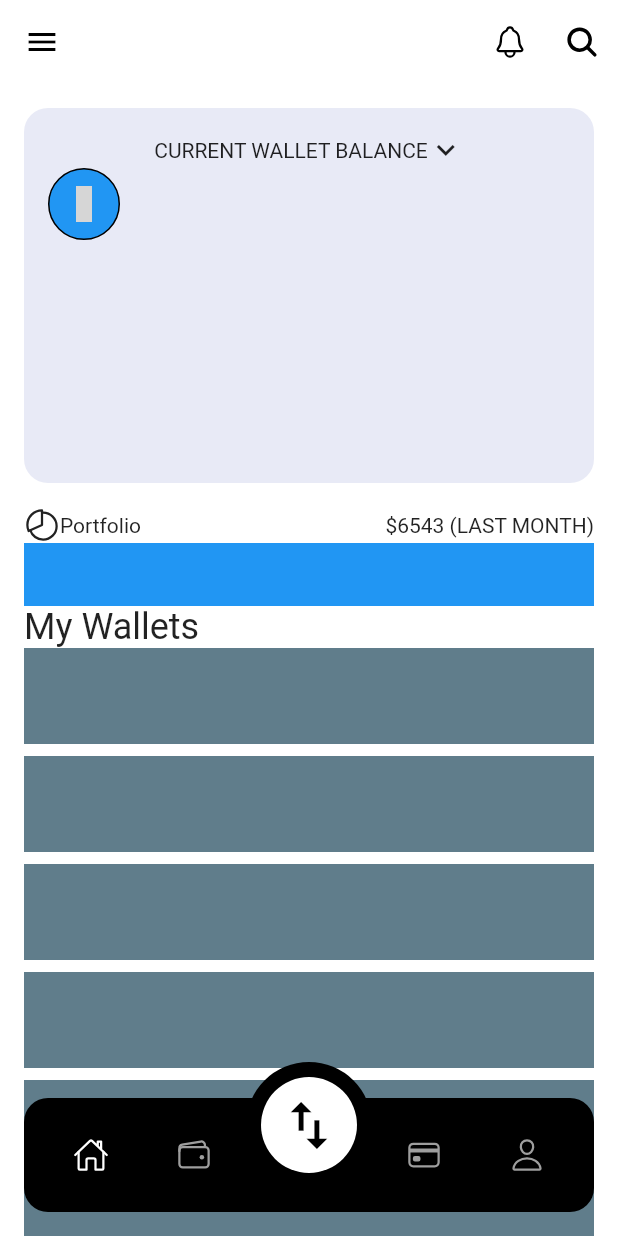
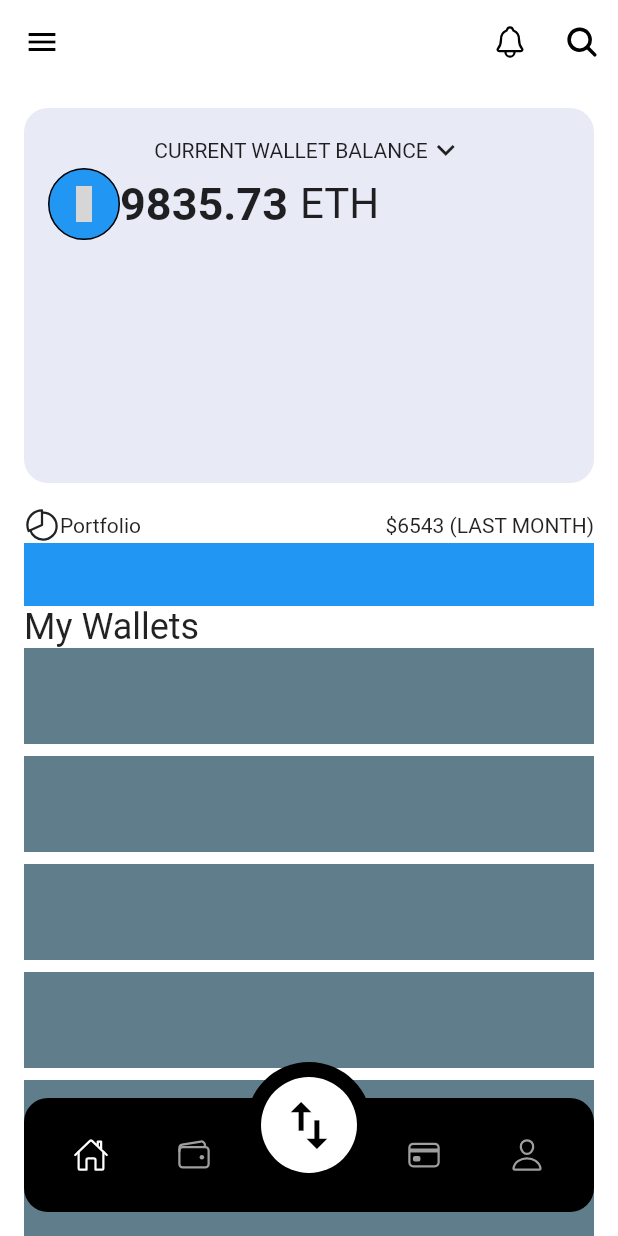
Before and after one commit to JAICHANGPARK/flutter_notebook_chapter_24, a Flutter app: the screen it shows after launch, on a phone screen of 412 x 824 dp. Run offline on Flutter 3.47's test engine with Material 2 defaults, Android fonts, the phone set to English and light mode, and no system bars; our stand-ins replace freezed_annotation, ionicons; missing offline and left inert: crypto_font_icons; grey boxes are pictures that could not be loaded.

Commit message:
Update cwa_main_page.dart

```diff
--- a/lib/ep1357_crypto_wallet_app/view/cwa_main_page.dart
+++ b/lib/ep1357_crypto_wallet_app/view/cwa_main_page.dart
@@ -88,7 +88,23 @@ class _CryptoWalletAppMainPageState extends State<CryptoWalletAppMainPage> {
                                 color: Colors.white,
                               ),
                             ),
-                          )
+                          ),
+                          Text(
+                            "9835.73",
+                            style: TextStyle(
+                              fontWeight: FontWeight.bold,
+                              fontSize: 30,
+                            ),
+                          ),
+                          SizedBox(
+                            width: 8,
+                          ),
+                          Text(
+                            "ETH",
+                            style: TextStyle(
+                              fontSize: 28,
+                            ),
+                          ),
                         ],
                       )
                     ],
```
